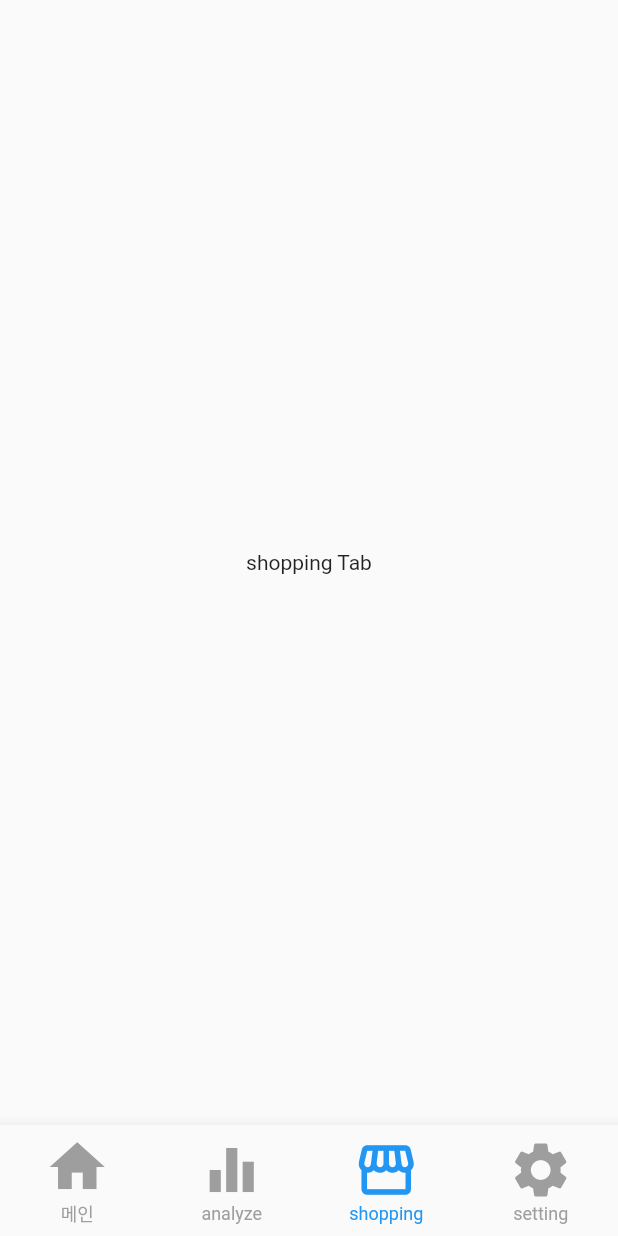
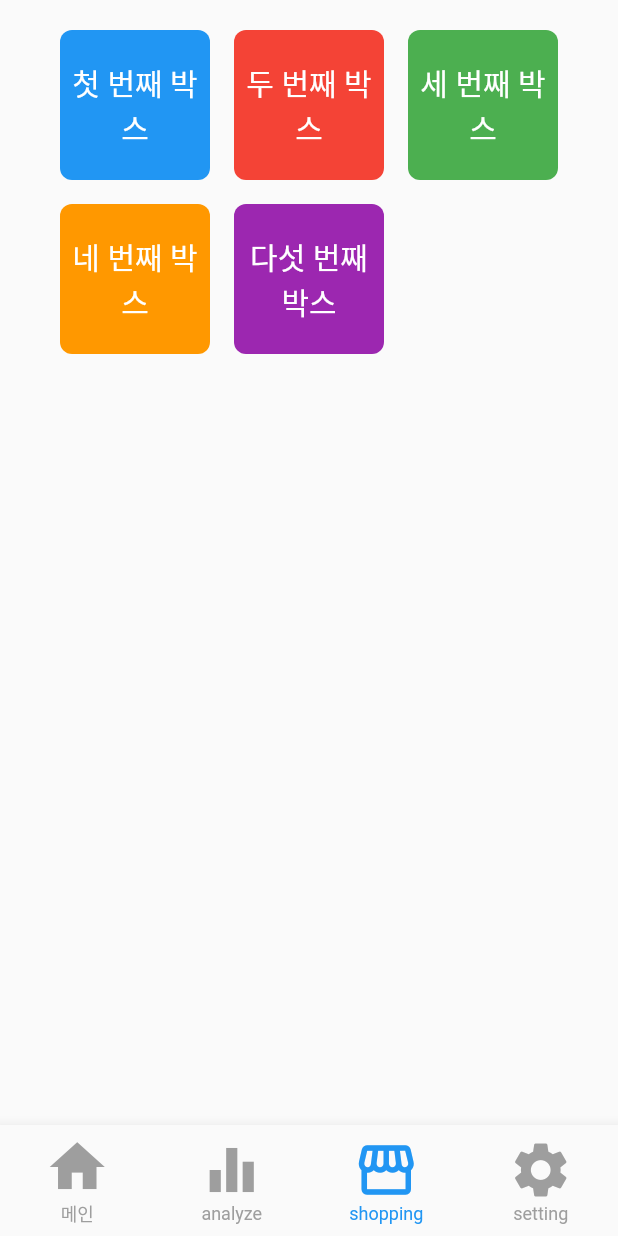
Before and after one commit to jinwoo1234/Dream_Walk, a Flutter app: the screen it shows after launch, item 3 of the bottom bar chosen, on a phone screen of 412 x 824 dp. Run offline on Flutter 3.47's test engine with Material 2 defaults, Android fonts, the phone set to English and light mode, and no system bars.

Commit message:
구매페이지 와이어프레임 #1

```diff
--- a/lib/analyze.dart
+++ b/lib/analyze.dart
@@ -2,17 +2,18 @@
 import 'package:flutter/cupertino.dart';
 import 'package:flutter/material.dart';
 
-class Analyze extends StatelessWidget{
-
+class Analyze extends StatelessWidget {
   @override
   Widget build(BuildContext context) {
     return MaterialApp(
       debugShowCheckedModeBanner: false,
       home: Scaffold(
-        body: Center(
+        body: SingleChildScrollView(
+          child: Center(
             child: Column(
-            mainAxisAlignment: MainAxisAlignment.spaceEvenly,
+              // mainAxisAlignment: MainAxisAlignment.spaceEvenly,
               children: [
+                SizedBox(height: 20),
                 StyledButton(
                   buttonText: '평균 수면 시간',
                   onPressed: () {
@@ -20,6 +21,7 @@ class Analyze extends StatelessWidget{
                     print('11');
                   },
                 ),
+                SizedBox(height: 20),
                 StyledButton(
                   buttonText: '그 외 기능1(추가 예정)',
                   onPressed: () {
@@ -28,12 +30,14 @@ class Analyze extends StatelessWidget{
                       context: context,
                       builder: (BuildContext context) {
                         return AlertDialog(
-                        content: Text('추가 예정 입니다 🤗', textAlign: TextAlign.center),
+                          content:
+                              Text('추가 예정 입니다 🤗', textAlign: TextAlign.center),
                         );
                       },
                     );
                   },
                 ),
+                SizedBox(height: 20),
                 StyledButton(
                   buttonText: '그 외 기능2(추가 예정)',
                   onPressed: () {
@@ -42,12 +46,14 @@ class Analyze extends StatelessWidget{
                       context: context,
                       builder: (BuildContext context) {
                         return AlertDialog(
-                        content: Text('추가 예정 입니다 🤗', textAlign: TextAlign.center),
+                          content:
+                              Text('추가 예정 입니다 🤗', textAlign: TextAlign.center),
                         );
                       },
                     );
                   },
                 ),
+                SizedBox(height: 20),
                 StyledButton(
                   buttonText: '그 외 기능3(추가 예정)',
                   onPressed: () {
@@ -56,13 +62,15 @@ class Analyze extends StatelessWidget{
                       context: context,
                       builder: (BuildContext context) {
                         return AlertDialog(
-                        content: Text('추가 예정 입니다 🤗', textAlign: TextAlign.center),
+                          content:
+                              Text('추가 예정 입니다 🤗', textAlign: TextAlign.center),
                         );
                       },
                     );
                   },
                 ),
               ],
+            ),
           ),
         ),
       ),
--- a/lib/shopping.dart
+++ b/lib/shopping.dart
@@ -2,12 +2,115 @@
 import 'package:flutter/cupertino.dart';
 import 'package:flutter/material.dart';
 
-class Shopping extends StatelessWidget{
-
+class Shopping extends StatelessWidget {
   @override
   Widget build(BuildContext context) {
-    return const Center(
-      child: Text("shopping Tab"),
+    return MaterialApp(
+      debugShowCheckedModeBanner: false,
+      home: Scaffold(
+        body: Align(
+          alignment: Alignment.topCenter,
+          child: Container(
+            padding: EdgeInsets.only(top: 20.0),
+            child: Wrap(
+              spacing: 16.0, // 열 사이의 간격
+              runSpacing: 16.0, // 행 사이의 간격
+              children: [
+                Container(
+                  width: 100,
+                  height: 100,
+                  decoration: BoxDecoration(
+                    color: Colors.blue,
+                    borderRadius: BorderRadius.circular(8.0),
+                  ),
+                  child: Center(
+                    child: Text(
+                      '첫 번째 박스',
+                      style: TextStyle(
+                        color: Colors.white,
+                        fontSize: 20.0,
+                      ),
+                      textAlign: TextAlign.center,
+                    ),
+                  ),
+                ),
+                Container(
+                  width: 100,
+                  height: 100,
+                  decoration: BoxDecoration(
+                    color: Colors.red,
+                    borderRadius: BorderRadius.circular(8.0),
+                  ),
+                  child: Center(
+                    child: Text(
+                      '두 번째 박스',
+                      style: TextStyle(
+                        color: Colors.white,
+                        fontSize: 20.0,
+                      ),
+                      textAlign: TextAlign.center,
+                    ),
+                  ),
+                ),
+                Container(
+                  width: 100,
+                  height: 100,
+                  decoration: BoxDecoration(
+                    color: Colors.green,
+                    borderRadius: BorderRadius.circular(8.0),
+                  ),
+                  child: Center(
+                    child: Text(
+                      '세 번째 박스',
+                      style: TextStyle(
+                        color: Colors.white,
+                        fontSize: 20.0,
+                      ),
+                      textAlign: TextAlign.center,
+                    ),
+                  ),
+                ),
+                Container(
+                  width: 100,
+                  height: 100,
+                  decoration: BoxDecoration(
+                    color: Colors.orange,
+                    borderRadius: BorderRadius.circular(8.0),
+                  ),
+                  child: Center(
+                    child: Text(
+                      '네 번째 박스',
+                      style: TextStyle(
+                        color: Colors.white,
+                        fontSize: 20.0,
+                      ),
+                      textAlign: TextAlign.center,
+                    ),
+                  ),
+                ),
+                Container(
+                  width: 100,
+                  height: 100,
+                  decoration: BoxDecoration(
+                    color: Colors.purple,
+                    borderRadius: BorderRadius.circular(8.0),
+                  ),
+                  child: Center(
+                    child: Text(
+                      '다섯 번째 박스',
+                      style: TextStyle(
+                        color: Colors.white,
+                        fontSize: 20.0,
+                      ),
+                      textAlign: TextAlign.center,
+                    ),
+                  ),
+                ),
+              ],
+            ),
+          ),
+        ),
+      ),
     );
   }
 }
```
Also changed, not shown: lib/assets/dogecoin.jpg (added), lib/assets/partner1.jpg (added), lib/assets/partner2.jpg (added), lib/assets/partner3.jpg (added). Lines whose indentation alone changed are shown as unchanged.
